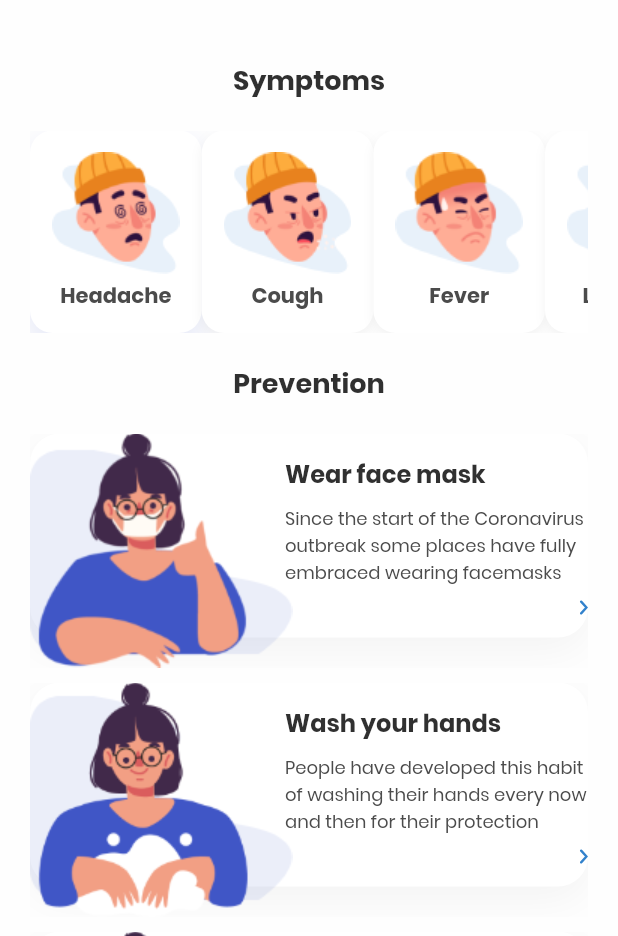
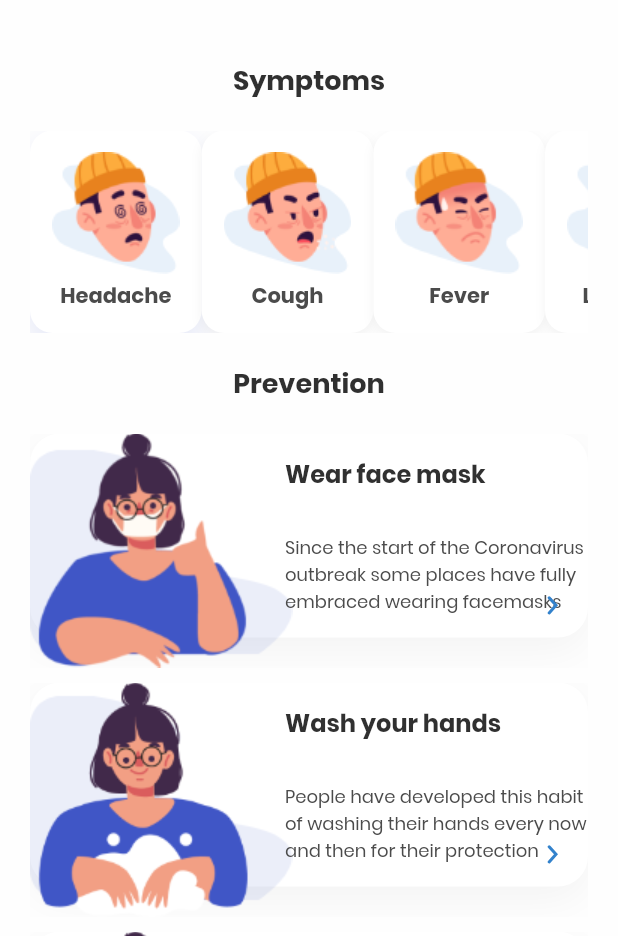
Before and after one commit to ihassanjavaid/COVID19-App, a Flutter app: the InfoScreen screen opened by its route, on a phone screen of 412 x 824 dp, the part 300-1236 px from its top. Run offline on Flutter 3.47's test engine with Material 2 defaults, Android fonts, the phone set to English and light mode, and no system bars; our stand-ins replace flutter_svg.

Commit message:
Update prevention_card_widget.dart

```diff
--- a/lib/components/prevention_card_widget.dart
+++ b/lib/components/prevention_card_widget.dart
@@ -58,15 +58,15 @@ class PreventionCard extends StatelessWidget {
                         fontSize: 12,
                       ),
                     ),
-                    Align(
-                      alignment: Alignment.topRight,
-                      child: SvgPicture.asset(
-                        'assets/icons/forward.svg',
-                        height: 10,
-                      ),
-                    )
                   ],
                 ),
+              ),
+            ),
+            Positioned(
+              bottom: 35,
+              right: 20,
+              child: SvgPicture.asset(
+                'assets/icons/forward.svg',
               ),
             )
           ],
```
